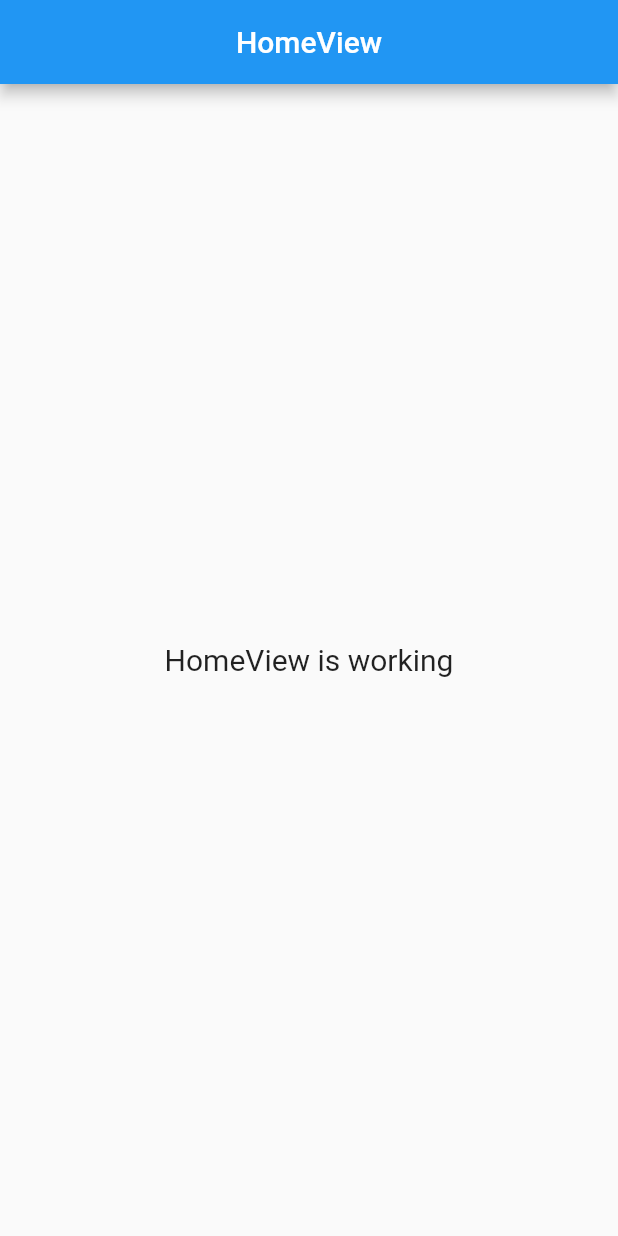
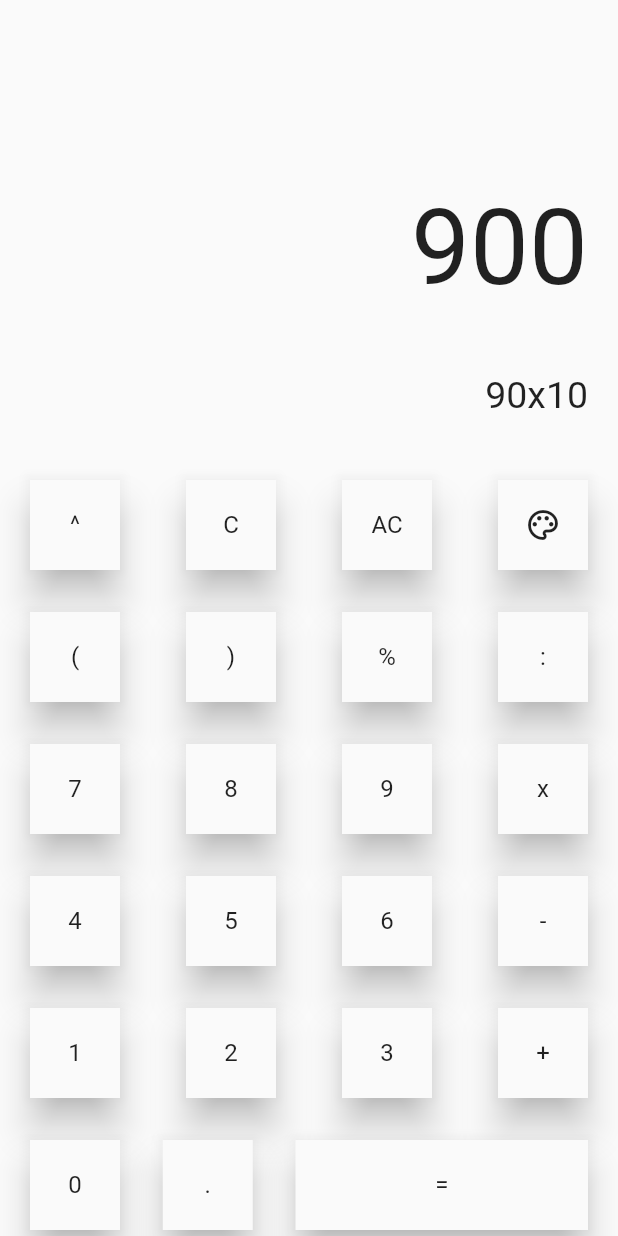
Before and after one commit to rsyd29/calculator_get_x, a Flutter app: the screen it shows after launch, on a phone screen of 412 x 824 dp. Run offline on Flutter 3.47's test engine with Material 2 defaults, Android fonts, the phone set to English and light mode, and no system bars; our stand-ins replace get.

Commit message:
Create Basic UI

```diff
--- a/lib/app/modules/home/views/home_view.dart
+++ b/lib/app/modules/home/views/home_view.dart
@@ -8,16 +8,169 @@ class HomeView extends GetView<HomeController> {
   @override
   Widget build(BuildContext context) {
     return Scaffold(
-      appBar: AppBar(
-        title: Text('HomeView'),
-        centerTitle: true,
-      ),
-      body: Center(
-        child: Text(
-          'HomeView is working',
-          style: TextStyle(fontSize: 20),
+      body: SafeArea(
+        child: Padding(
+          padding: const EdgeInsets.all(20),
+          child: Column(
+            children: [
+              // Tampilan untuk layar perhitungan
+              Container(
+                width: double.infinity,
+                height: 300,
+                child: Column(
+                  mainAxisAlignment: MainAxisAlignment.spaceEvenly,
+                  crossAxisAlignment: CrossAxisAlignment.end,
+                  children: [
+                    SizedBox(
+                      height: 20,
+                    ),
+                    // Angka untuk melihat hasil dari perhitungan
+                    Text(
+                      "900",
+                      style: TextStyle(
+                        fontSize: 70,
+                      ),
+                    ),
+                    // Angka untuk melihat perhitungan matematika
+                    Text(
+                      "90x10",
+                      style: TextStyle(
+                        fontSize: 25,
+                      ),
+                    ),
+                  ],
+                ),
+              ),
+              // Tombol untuk melakukan perhitungan
+              Container(
+                width: double.infinity,
+                height: 500,
+                // color: Colors.red,
+                child: Column(
+                  mainAxisAlignment: MainAxisAlignment.spaceBetween,
+                  children: [
+                    // Baris pertama
+                    Row(
+                      mainAxisAlignment: MainAxisAlignment.spaceBetween,
+                      children: [
+                        ItemButtonCustom(text: "^"),
+                        ItemButtonCustom(text: "C"),
+                        ItemButtonCustom(text: "AC"),
+                        Material(
+                          elevation: 10,
+                          child: InkWell(
+                            onTap: () {},
+                            child: Container(
+                              width: 60,
+                              height: 60,
+                              // color: Colors.green,
+                              child:
+                                  Center(child: Icon(Icons.color_lens_outlined)),
+                            ),
+                          ),
+                        ),
+                      ],
+                    ),
+                    // Baris kedua
+                    Row(
+                      mainAxisAlignment: MainAxisAlignment.spaceBetween,
+                      children: [
+                        ItemButtonCustom(text: "("),
+                        ItemButtonCustom(text: ")"),
+                        ItemButtonCustom(text: "%"),
+                        ItemButtonCustom(text: ":"),
+                      ],
+                    ),
+                    // Baris ketiga
+                    Row(
+                      mainAxisAlignment: MainAxisAlignment.spaceBetween,
+                      children: [
+                        ItemButtonCustom(text: "7"),
+                        ItemButtonCustom(text: "8"),
+                        ItemButtonCustom(text: "9"),
+                        ItemButtonCustom(text: "x"),
+                      ],
+                    ),
+                    // Baris keempat
+                    Row(
+                      mainAxisAlignment: MainAxisAlignment.spaceBetween,
+                      children: [
+                        ItemButtonCustom(text: "4"),
+                        ItemButtonCustom(text: "5"),
+                        ItemButtonCustom(text: "6"),
+                        ItemButtonCustom(text: "-"),
+                      ],
+                    ),
+                    // Baris kelima
+                    Row(
+                      mainAxisAlignment: MainAxisAlignment.spaceBetween,
+                      children: [
+                        ItemButtonCustom(text: "1"),
+                        ItemButtonCustom(text: "2"),
+                        ItemButtonCustom(text: "3"),
+                        ItemButtonCustom(text: "+"),
+                      ]
+                    ),
+                    // Baris keenam
+                    Row(
+                        mainAxisAlignment: MainAxisAlignment.spaceBetween,
+                        children: [
+                          ItemButtonCustom(text: "0"),
+                          ItemButtonCustom(text: "."),
+                          Material(
+                            elevation: 10,
+                            child: InkWell(
+                              onTap: () {},
+                              child: Container(
+                                width: 195,
+                                height: 60,
+                                // color: Colors.green,
+                                child: Center(
+                                    child: Text("=",
+                                        style: TextStyle(
+                                          fontSize: 16,
+                                        ))),
+                              ),
+                            ),
+                          )
+                        ]
+                    ),
+                  ],
+                ),
+              ),
+            ],
+          ),
         ),
       ),
     );
   }
 }
+
+class ItemButtonCustom extends StatelessWidget {
+  const ItemButtonCustom({
+    Key? key,
+    required this.text,
+  }) : super(key: key);
+
+  final String text;
+
+  @override
+  Widget build(BuildContext context) {
+    return Material(
+      elevation: 10,
+      child: InkWell(
+        onTap: () {},
+        child: Container(
+          width: 60,
+          height: 60,
+          // color: Colors.green,
+          child: Center(
+              child: Text(text,
+                  style: TextStyle(
+                    fontSize: 16,
+                  ))),
+        ),
+      ),
+    );
+  }
+}
--- a/lib/main.dart
+++ b/lib/main.dart
@@ -10,6 +10,7 @@ void main() {
       title: "Application",
       initialRoute: AppPages.INITIAL,
       getPages: AppPages.routes,
+      debugShowCheckedModeBanner: false,
     ),
   );
 }
```
